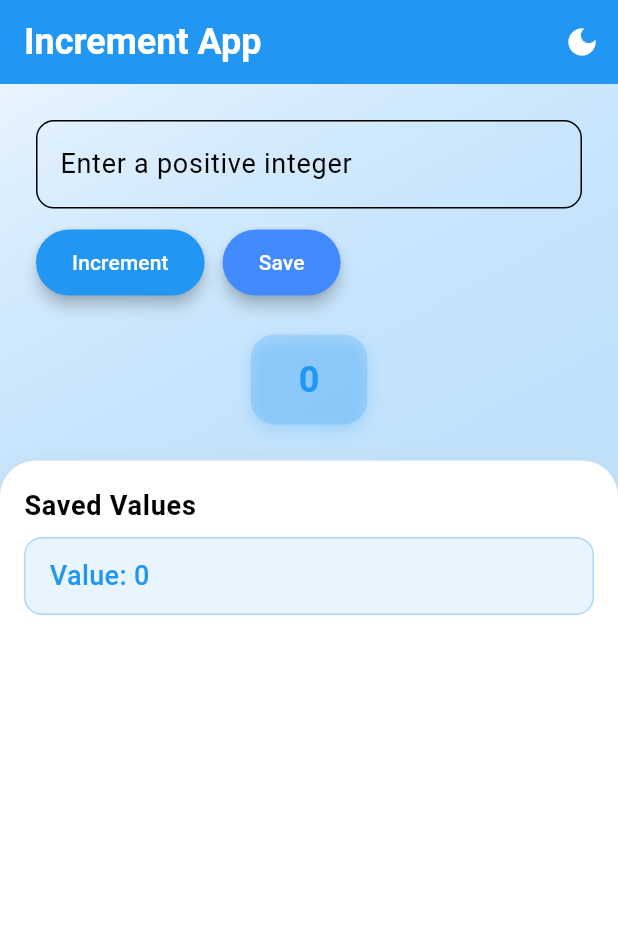
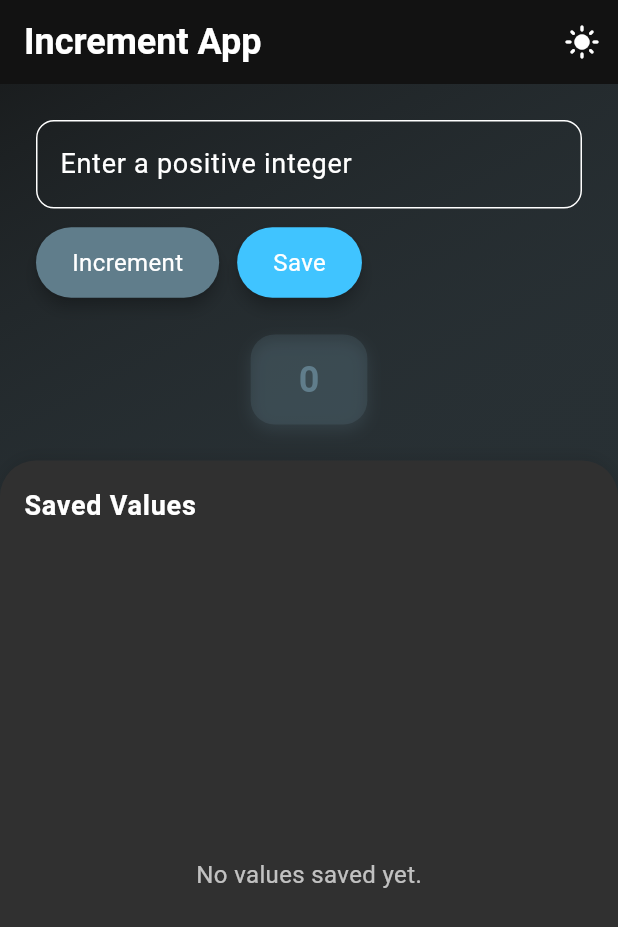
Before and after one commit to TabbyMichael/Toropal-Eval, a Flutter app: the screen it shows after launch, after a tap on "Increment", after a tap on "Save", after a tap on the "dark mode" icon, on a phone screen of 412 x 824 dp. Shown: the top 927 px of the screen. Run offline on Flutter 3.47's test engine with Material 3 defaults, Android fonts, the phone set to English and light mode, and no system bars; our stand-ins replace bloc, equatable, flutter_bloc.

Commit message:
Bloc and save logic

```diff
--- a/lib/bloc/increment_bloc.dart
+++ b/lib/bloc/increment_bloc.dart
@@ -9,6 +9,7 @@ class IncrementBloc extends Bloc<IncrementEvent, IncrementState> {
   IncrementBloc() : super(const IncrementState()) {
     on<IncrementRequested>(_onIncrementRequested);
     on<SaveValueRequested>(_onSaveValueRequested);
+    on<ThemeModeChanged>(_onThemeModeChanged); // Register the event handler
   }
 
   void _onIncrementRequested(
@@ -26,6 +27,14 @@ class IncrementBloc extends Bloc<IncrementEvent, IncrementState> {
     SaveValueRequested event,
     Emitter<IncrementState> emit,
   ) {
+    // Check if the current value is positive
+    if (state.value <= 0) {
+      emit(
+        state.copyWith(errorMessage: 'Only positive integers can be saved.'),
+      );
+      return;
+    }
+
     if (state.savedValues.contains(state.value)) {
       emit(state.copyWith(errorMessage: 'Value already saved.'));
       return;
@@ -38,6 +47,6 @@ class IncrementBloc extends Bloc<IncrementEvent, IncrementState> {
     ThemeModeChanged event,
     Emitter<IncrementState> emit,
   ) {
-    emit(state.copyWith(themeMode: event.themeMode));
+    emit(state.copyWith(themeMode: event.themeMode, clearError: true));
   }
 }
--- a/lib/bloc/increment_state.dart
+++ b/lib/bloc/increment_state.dart
@@ -29,5 +29,5 @@ class IncrementState extends Equatable {
   }
 
   @override
-  List<Object?> get props => [value, errorMessage, savedValues];
+  List<Object?> get props => [value, errorMessage, savedValues, themeMode];
 }
--- a/lib/main.dart
+++ b/lib/main.dart
@@ -6,29 +6,29 @@ import 'screens/splash_screen.dart';
 
 void main() {
   WidgetsFlutterBinding.ensureInitialized();
-  // Remove ProviderScope
   runApp(const MyApp());
 }
 
-// Change from ConsumerWidget to StatelessWidget
 class MyApp extends StatelessWidget {
   const MyApp({super.key});
 
   @override
   Widget build(BuildContext context) {
-    // Remove isDarkMode logic from Riverpod
-
-    // Wrap with BlocProvider
     return BlocProvider(
       create: (context) => IncrementBloc(),
-      child: MaterialApp(
-        debugShowCheckedModeBanner: false,
-        title: 'Increment App (BLoC)', // Update title
-        theme: AppTheme.lightTheme(),
-        darkTheme: AppTheme.darkTheme(),
-        // Use system theme mode or a fixed one if needed
-        themeMode: ThemeMode.system, // Or ThemeMode.light / ThemeMode.dark
-        home: const SplashScreen(),
+      child: BlocBuilder<IncrementBloc, IncrementState>(
+        buildWhen:
+            (previous, current) => previous.themeMode != current.themeMode,
+        builder: (context, state) {
+          return MaterialApp(
+            debugShowCheckedModeBanner: false,
+            title: 'Increment App (BLoC)',
+            theme: AppTheme.lightTheme(),
+            darkTheme: AppTheme.darkTheme(),
+            themeMode: state.themeMode,
+            home: const SplashScreen(),
+          );
+        },
       ),
     );
   }
--- a/lib/screens/increment_screen.dart
+++ b/lib/screens/increment_screen.dart
@@ -55,28 +55,33 @@ class _IncrementScreenState extends State<IncrementScreen>
 
   @override
   Widget build(BuildContext context) {
-    // Removed isDarkMode logic
-
     return Scaffold(
       appBar: AppBar(
-        title: const Text(
+        title: Text(
           'Increment App',
-          style: TextStyle(fontSize: 24, fontWeight: FontWeight.bold),
+          style: Theme.of(context).textTheme.displayMedium,
         ),
         actions: [
-          IconButton(
+          BlocBuilder<IncrementBloc, IncrementState>(
+            buildWhen:
+                (previous, current) => previous.themeMode != current.themeMode,
+            builder: (context, state) {
+              return IconButton(
                 icon: Icon(
-              Theme.of(context).brightness == Brightness.dark
+                  state.themeMode == ThemeMode.dark
                       ? Icons.light_mode
                       : Icons.dark_mode,
                 ),
                 onPressed: () {
-              final currentBrightness = Theme.of(context).brightness;
                   final newThemeMode =
-                  currentBrightness == Brightness.dark
+                      state.themeMode == ThemeMode.dark
                           ? ThemeMode.light
                           : ThemeMode.dark;
-              context.read<IncrementBloc>().add(ThemeModeChanged(newThemeMode));
+                  context.read<IncrementBloc>().add(
+                    ThemeModeChanged(newThemeMode),
+                  );
+                },
+              );
             },
           ),
         ],
@@ -98,7 +103,7 @@ class _IncrementScreenState extends State<IncrementScreen>
                 end: Alignment.bottomRight,
                 colors: [
                   Theme.of(context).colorScheme.primary.withOpacity(0.1),
-                  Theme.of(context).colorScheme.background,
+                  Theme.of(context).colorScheme.surface,
                 ],
               ),
             ),
@@ -120,9 +125,7 @@ class _IncrementScreenState extends State<IncrementScreen>
                         decoration: InputDecoration(
                           labelText: 'Enter a positive integer',
                           errorText: state.errorMessage,
-                          border: OutlineInputBorder(
-                            borderRadius: BorderRadius.circular(12),
-                          ),
+                          // Using theme's input decoration
                         ),
                         onSubmitted: (_) => _incrementCounter(context),
                       ),
@@ -131,7 +134,11 @@ class _IncrementScreenState extends State<IncrementScreen>
                         children: [
                           ElevatedButton(
                             onPressed: () => _incrementCounter(context),
-                            child: const Text('Increment'),
+                            child: Text(
+                              'Increment',
+                              style: Theme.of(context).textTheme.bodyMedium
+                                  ?.copyWith(color: Colors.white),
+                            ),
                           ),
                           const SizedBox(width: 12),
                           ElevatedButton(
@@ -144,7 +151,11 @@ class _IncrementScreenState extends State<IncrementScreen>
                               backgroundColor:
                                   Theme.of(context).colorScheme.secondary,
                             ),
-                            child: const Text('Save'),
+                            child: Text(
+                              'Save',
+                              style: Theme.of(context).textTheme.bodyMedium
+                                  ?.copyWith(color: Colors.white),
+                            ),
                           ),
                         ],
                       ),
@@ -164,7 +175,9 @@ class _IncrementScreenState extends State<IncrementScreen>
                               borderRadius: BorderRadius.circular(16),
                               boxShadow: [
                                 BoxShadow(
-                                  color: Colors.blue.withOpacity(0.2),
+                                  color: Theme.of(
+                                    context,
+                                  ).colorScheme.primary.withOpacity(0.2),
                                   blurRadius: 8,
                                   offset: const Offset(0, 4),
                                 ),
@@ -187,14 +200,17 @@ class _IncrementScreenState extends State<IncrementScreen>
                 Expanded(
                   child: Container(
                     decoration: BoxDecoration(
-                      color: Colors.white,
+                      color:
+                          Theme.of(context).brightness == Brightness.dark
+                              ? Colors.grey[850] // Dark background in dark mode
+                              : Colors.white, // White background in light mode
                       borderRadius: const BorderRadius.only(
                         topLeft: Radius.circular(24),
                         topRight: Radius.circular(24),
                       ),
                       boxShadow: [
                         BoxShadow(
-                          color: Colors.grey.withOpacity(0.1),
+                          color: Theme.of(context).shadowColor.withOpacity(0.1),
                           blurRadius: 8,
                           offset: const Offset(0, -2),
                         ),
@@ -214,8 +230,14 @@ class _IncrementScreenState extends State<IncrementScreen>
                           Expanded(
                             child:
                                 state.savedValues.isEmpty
-                                    ? const Center(
-                                      child: Text('No values saved yet.'),
+                                    ? Center(
+                                      child: Text(
+                                        'No values saved yet.',
+                                        style:
+                                            Theme.of(
+                                              context,
+                                            ).textTheme.bodyMedium,
+                                      ),
                                     )
                                     : ListView.separated(
                                       itemCount: state.savedValues.length,
@@ -246,9 +268,13 @@ class _IncrementScreenState extends State<IncrementScreen>
                                           ),
                                           child: Text(
                                             'Value: $value',
-                                            style: const TextStyle(
-                                              fontSize: 18,
-                                              color: Colors.blue,
+                                            style: Theme.of(
+                                              context,
+                                            ).textTheme.bodyLarge?.copyWith(
+                                              color:
+                                                  Theme.of(
+                                                    context,
+                                                  ).colorScheme.primary,
                                               fontWeight: FontWeight.w500,
                                             ),
                                           ),
--- a/lib/screens/splash_screen.dart
+++ b/lib/screens/splash_screen.dart
@@ -1,10 +1,10 @@
 import 'package:flutter/material.dart';
-import 'package:flutter_riverpod/flutter_riverpod.dart';
+// Remove Riverpod import
 import 'package:toropal_clone/screens/increment_screen.dart';
 
 // SplashScreen is a stateful widget that shows a splash animation and navigates to IncrementScreen.
-class SplashScreen extends ConsumerStatefulWidget {
-  // Allow splash duration to be overridden for testing or flexibility.
+class SplashScreen extends StatefulWidget {
+  // Change from ConsumerStatefulWidget
   final Duration splashDuration;
   const SplashScreen({
     super.key,
@@ -12,10 +12,10 @@ class SplashScreen extends ConsumerStatefulWidget {
   });
 
   @override
-  ConsumerState<SplashScreen> createState() => _SplashScreenState();
+  State<SplashScreen> createState() => _SplashScreenState(); // Change from ConsumerState
 }
 
-class _SplashScreenState extends ConsumerState<SplashScreen>
+class _SplashScreenState extends State<SplashScreen>
     with SingleTickerProviderStateMixin {
   late AnimationController _controller; // Controls the animation timing.
   late Animation<double> _fadeAnimation; // Animation for fading in the logo.
@@ -32,7 +32,7 @@ class _SplashScreenState extends ConsumerState<SplashScreen>
     // Define a fade-in animation from opacity 0 to 1.
     _fadeAnimation = Tween<double>(
       begin: 0.0,
-      end: 0.0,
+      end: 1.0, // Fix: should fade in to 1.0
     ).animate(CurvedAnimation(parent: _controller, curve: Curves.easeIn));
 
     // Start the fade-in animation.
```
Also changed, not shown: pubspec.yaml (+9 -8 lines). Lines whose indentation alone changed are shown as unchanged.
